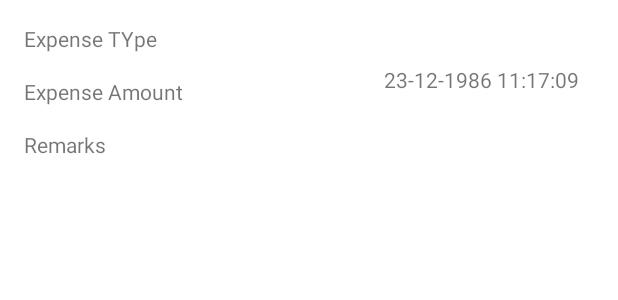
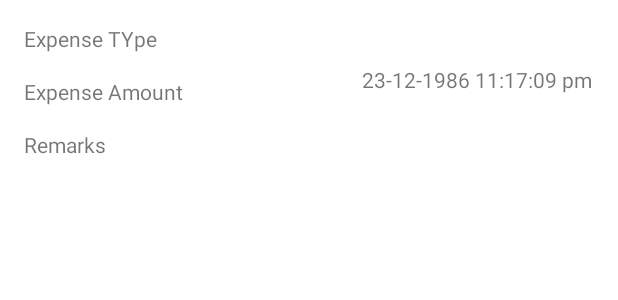
Before and after one commit to raghunandankavi2010/ExpenseTracker, an Android app: the layout expense_item.xml on its own in the app's theme, with its tools: preview values and no code run, on a phone screen of 412 x 824 dp. Shown: the top 300 px of the screen. Run offline under Robolectric (Android 15) with nearby library versions, the phone set to English and light mode, and no system bars.

Commit message:
Date formatting done right.

```diff
--- a/app/src/main/java/me/raghu/expensetracker/utils/Extensions.kt
+++ b/app/src/main/java/me/raghu/expensetracker/utils/Extensions.kt
@@ -21,6 +21,6 @@ import java.util.*
 
     fun Date.dateToString(): String {
 
-        val dateFormat: DateFormat = SimpleDateFormat("yyyy-mm-dd hh:mm:ss", Locale.getDefault())
+        val dateFormat: DateFormat = SimpleDateFormat("yyyy-MM-dd hh:mm:ss a", Locale.getDefault())
         return dateFormat.format(this)
     }
--- a/app/src/main/res/layout/expense_item.xml
+++ b/app/src/main/res/layout/expense_item.xml
@@ -57,11 +57,11 @@
         android:gravity="center"
         date= "@{expense.date}"
         android:id="@+id/textView4"
-        android:layout_width="150dp"
+        android:layout_width="155dp"
         android:layout_height="wrap_content"
         android:layout_marginEnd="16dp"
         android:layout_marginBottom="16dp"
-        tools:text="23-12-1986 11:17:09"
+        tools:text="23-12-1986 11:17:09 pm"
         app:layout_constraintBottom_toBottomOf="@+id/expenseRemark"
         app:layout_constraintEnd_toEndOf="parent"
         app:layout_constraintTop_toTopOf="@+id/expenseType" />
```
